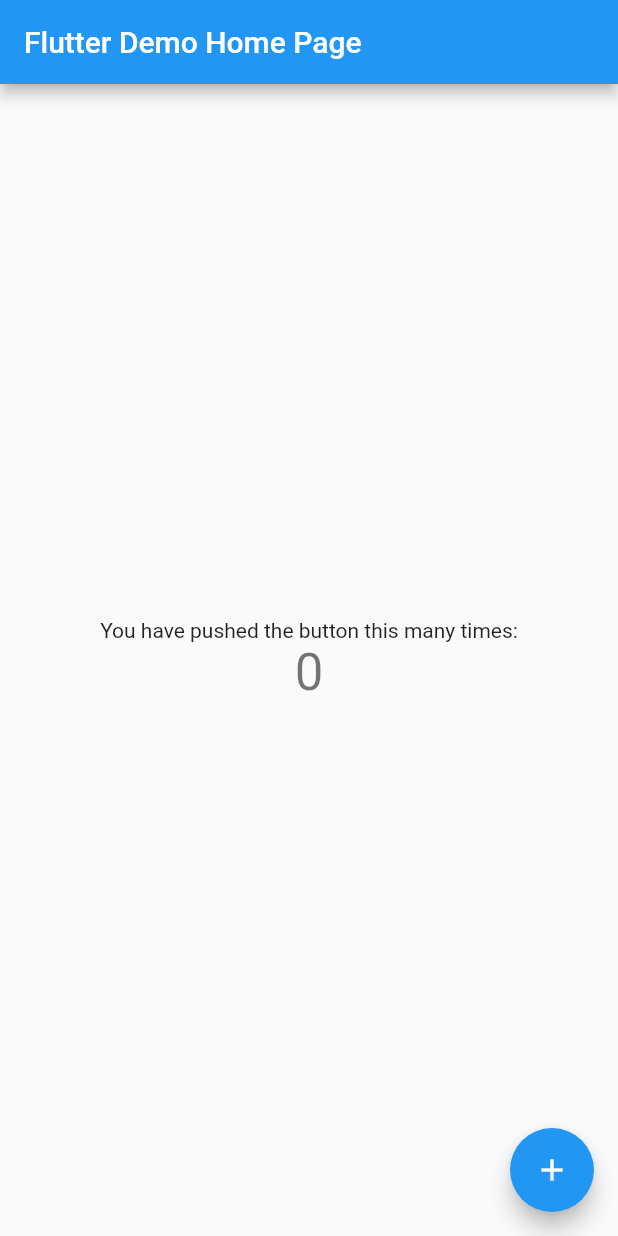
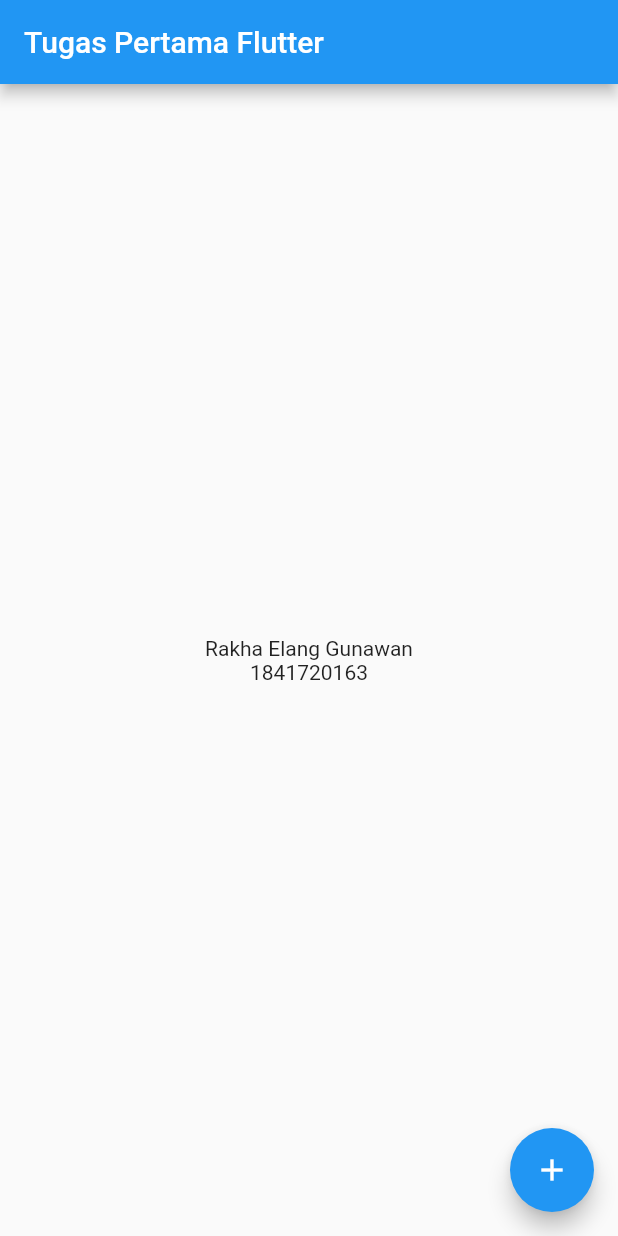
Before and after one commit to rakhaegg/polinema_mobile_flutter_hello, a Flutter app: the screen it shows after launch, on a phone screen of 412 x 824 dp. Run offline on Flutter 3.47's test engine with Material 2 defaults, Android fonts, the phone set to English and light mode, and no system bars.

Commit message:
edit Text

```diff
--- a/lib/main.dart
+++ b/lib/main.dart
@@ -11,7 +11,7 @@ class MyApp extends StatelessWidget {
   @override
   Widget build(BuildContext context) {
     return MaterialApp(
-      title: 'Flutter Demo',
+      title: 'Tugas Pertama Flutter',
       theme: ThemeData(
         // This is the theme of your application.
         //
@@ -24,7 +24,7 @@ class MyApp extends StatelessWidget {
         // is not restarted.
         primarySwatch: Colors.blue,
       ),
-      home: const MyHomePage(title: 'Flutter Demo Home Page'),
+      home: const MyHomePage(title: 'Tugas Pertama Flutter'),
     );
   }
 }
@@ -96,12 +96,12 @@ class _MyHomePageState extends State<MyHomePage> {
           mainAxisAlignment: MainAxisAlignment.center,
           children: <Widget>[
             const Text(
-              'You have pushed the button this many times:',
+              'Rakha Elang Gunawan',
             ),
-            Text(
-              '$_counter',
-              style: Theme.of(context).textTheme.headline4,
+            const Text(
+              '1841720163',
             ),
+
           ],
         ),
       ),
```
